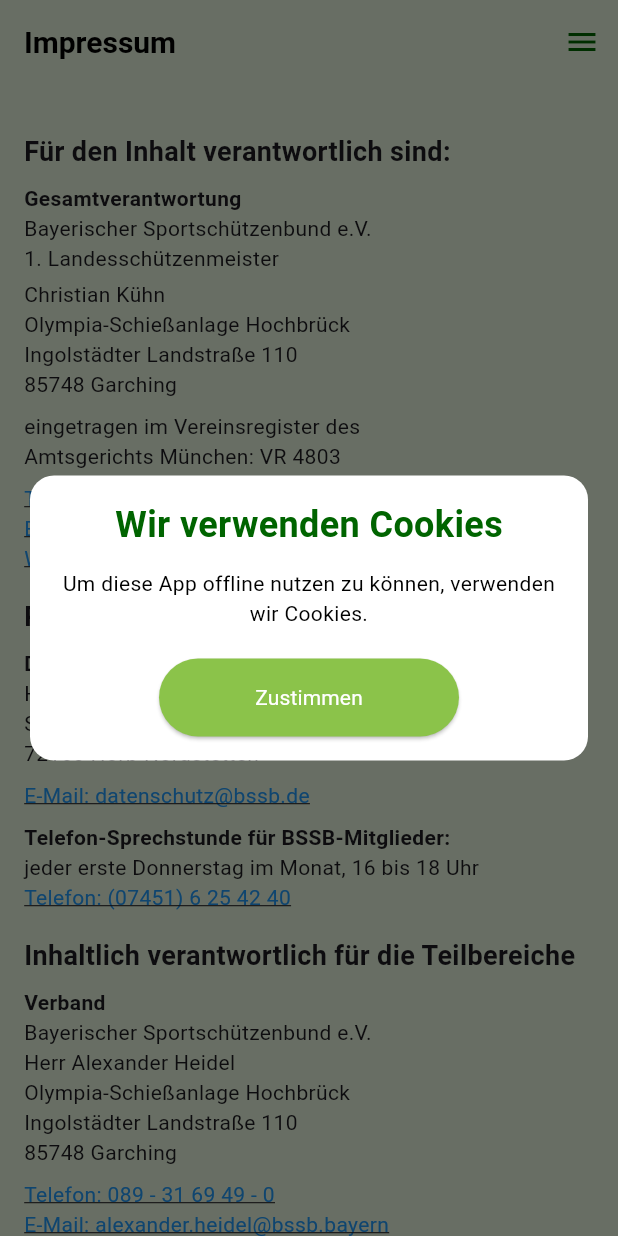
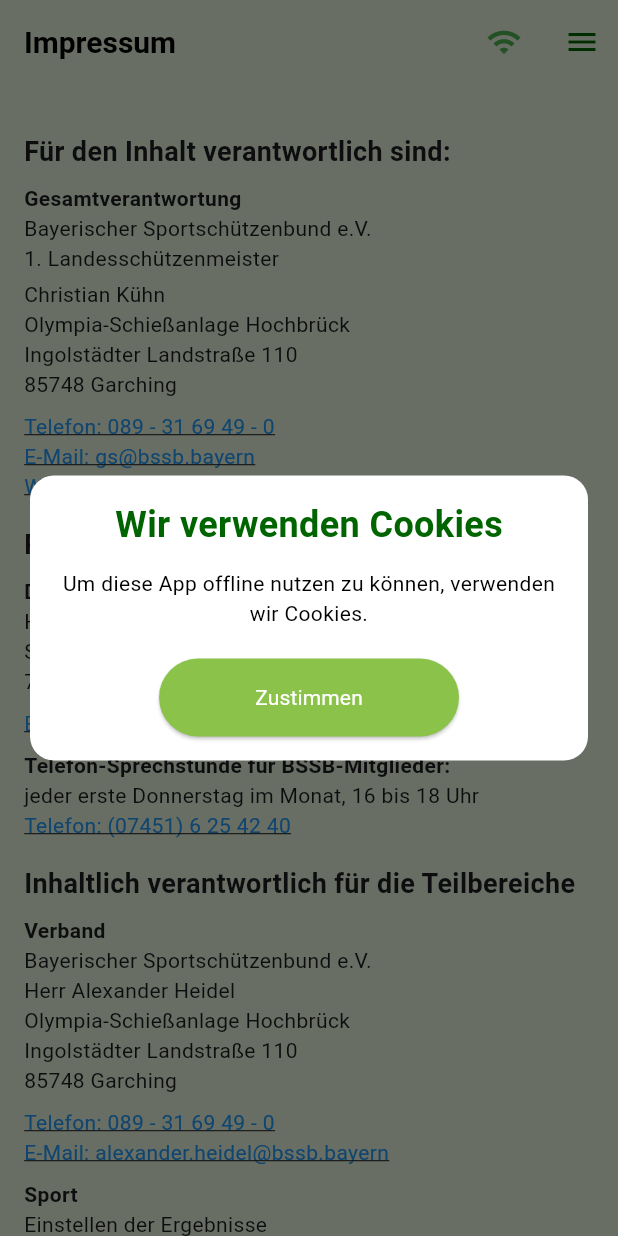
Before and after one commit to luixv/meinbssb, a Flutter app: the ImpressumScreen screen opened by its route, on a phone screen of 412 x 824 dp. Run offline on Flutter 3.47's test engine with Material 3 defaults, Android fonts, the phone set to English and light mode, and no system bars; our stand-ins replace connectivity_plus, flutter_secure_storage, flutter_svg, internet_connection_checker, shared_preferences; missing offline and left inert: mailer; accounts and stored records are empty.

```diff
--- a/lib/screens/bank_data_screen.dart
+++ b/lib/screens/bank_data_screen.dart
@@ -1,5 +1,3 @@
-// In lib/screens/bank_data_screen.dart
-
 import 'package:flutter/material.dart';
 import '/constants/ui_constants.dart';
 import '/screens/app_menu.dart';
--- a/lib/screens/impressum_screen.dart
+++ b/lib/screens/impressum_screen.dart
@@ -2,6 +2,7 @@ import 'package:flutter/material.dart';
 import 'package:url_launcher/url_launcher.dart';
 import 'package:meinbssb/screens/app_menu.dart';
 import 'package:meinbssb/constants/ui_constants.dart';
+import 'package:meinbssb/screens/connectivity_icon.dart'; // Import the ConnectivityIcon
 
 class ImpressumScreen extends StatelessWidget {
   const ImpressumScreen({
@@ -26,9 +27,12 @@ class ImpressumScreen extends StatelessWidget {
           style: UIConstants.titleStyle,
         ),
         actions: [
+          // --- Added ConnectivityIcon here ---
           const Padding(
             padding: EdgeInsets.only(right: 16.0),
+            child: ConnectivityIcon(), // The ConnectivityIcon
           ),
+          // --- End ConnectivityIcon addition ---
           AppMenu(
             context: context,
             userData: userData,
@@ -37,7 +41,6 @@ class ImpressumScreen extends StatelessWidget {
           ),
         ],
       ),
-      // Ändere hier die Farbe des Bodys
       body: Container(
         color: UIConstants.backgroundGreen,
         child: const SingleChildScrollView(
@@ -45,7 +48,6 @@ class ImpressumScreen extends StatelessWidget {
           child: Column(
             crossAxisAlignment: CrossAxisAlignment.start,
             children: [
-              // Der gesamte Inhalt bleibt gleich
               SizedBox(height: 16),
               Text(
                 'Für den Inhalt verantwortlich sind:',
@@ -63,9 +65,6 @@ class ImpressumScreen extends StatelessWidget {
               Text('Olympia-Schießanlage Hochbrück'),
               Text('Ingolstädter Landstraße 110'),
               Text('85748 Garching'),
-              SizedBox(height: 8),
-              Text('eingetragen im Vereinsregister des'),
-              Text('Amtsgerichts München: VR 4803'),
               SizedBox(height: 8),
               _LinkText('Telefon: 089 - 31 69 49 - 0', 'tel:0893169490'),
               _LinkText('E-Mail: gs@bssb.bayern', 'mailto:gs@bssb.bayern'),
```
Also changed, not shown: lib/screens/password_reset_screen.dart (+7 -0 lines), lib/screens/registration_screen.dart (+7 -0 lines), lib/screens/schuetzenausweis_screen.dart (+7 -0 lines).
